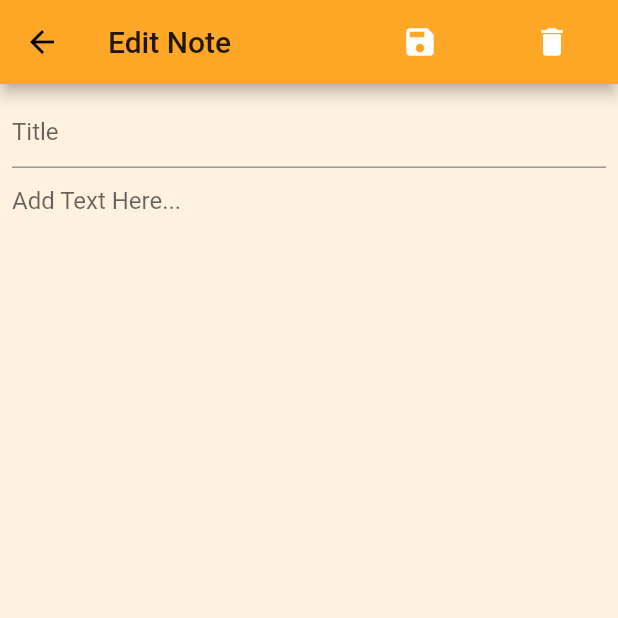
After one commit to DarwinCamahalan/daily_notes_flutter, a Flutter app: the AddNotes screen opened directly, on a phone screen of 412 x 824 dp, the top half of it. The commit adds this screen. Run offline on Flutter 3.47's test engine with Material 2 defaults, Android fonts, the phone set to English and light mode, and no system bars; our stand-ins replace flutter_svg, google_fonts.

Commit message:
Added Add Notes

```diff
--- /dev/null
+++ b/lib/Screens/Notes/add_notes.dart
@@ -0,0 +1,66 @@
+import 'package:daily_note/constants.dart';
+import 'package:flutter/material.dart';
+
+enum NoteMode { Editing, Adding }
+
+class AddNotes extends StatelessWidget {
+  final NoteMode _noteMode;
+  AddNotes(this._noteMode);
+  @override
+  Widget build(BuildContext context) {
+    return Scaffold(
+      backgroundColor: kPrimaryLightColor,
+      appBar: AppBar(
+        title: Text(_noteMode == NoteMode.Adding ? 'Add Note' : 'Edit Note'),
+        backgroundColor: kPrimaryColor,
+        actions: [
+          MaterialButton(
+            onPressed: () {},
+            child: Icon(
+              Icons.save,
+              color: Colors.white,
+            ),
+          ),
+          _noteMode == NoteMode.Editing ? _NoteButton(() {}) : Container(),
+        ],
+      ),
+      body: Padding(
+        padding: const EdgeInsets.all(8.0),
+        child: Column(
+          children: [
+            TextField(
+              decoration: InputDecoration(hintText: 'Title'),
+            ),
+            Expanded(
+              child: TextField(
+                expands: true,
+                maxLines: null,
+                decoration: InputDecoration(
+                    disabledBorder: InputBorder.none,
+                    border: InputBorder.none,
+                    hintText: 'Add Text Here...'),
+              ),
+            ),
+          ],
+        ),
+      ),
+    );
+  }
+}
+
+class _NoteButton extends StatelessWidget {
+  final Function _onPressed;
+  _NoteButton(this._onPressed);
+  @override
+  Widget build(BuildContext context) {
+    return Container(
+      child: MaterialButton(
+        onPressed: _onPressed,
+        child: Icon(
+          Icons.delete,
+          color: Colors.white,
+        ),
+      ),
+    );
+  }
+}
--- /dev/null
+++ b/lib/Screens/Notes/main.dart
@@ -0,0 +1,14 @@
+import 'package:daily_note/Screens/Notes/my_notes.dart';
+import 'package:flutter/material.dart';
+
+void main() => runApp(MainScreen());
+
+class MainScreen extends StatelessWidget {
+  @override
+  Widget build(BuildContext context) {
+    return MaterialApp(
+      debugShowCheckedModeBanner: false,
+      home: MyNotes(),
+    );
+  }
+}
```
Also changed, not shown: lib/Screens/Home/components/body.dart (+11 -1 lines), lib/Screens/Notes/my_notes.dart (added, +92 -0 lines), lib/Screens/Notes/edit_notes.dart (added).
